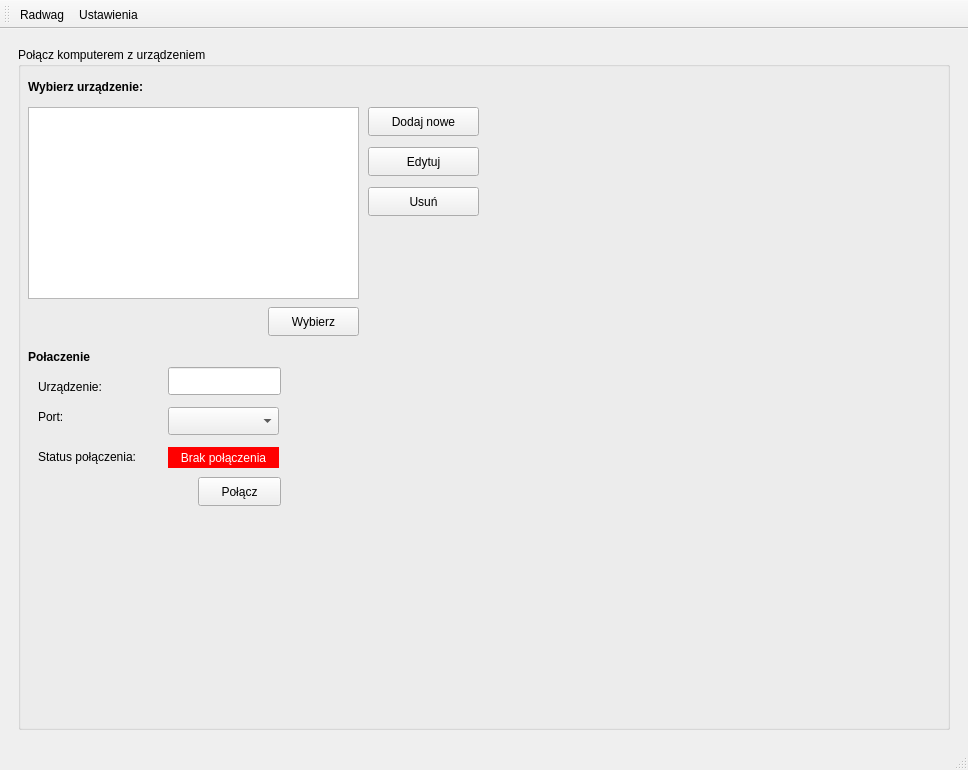
mar8us/SerialPortConnectorRadwag, file main_window.ui: the form before one commit.
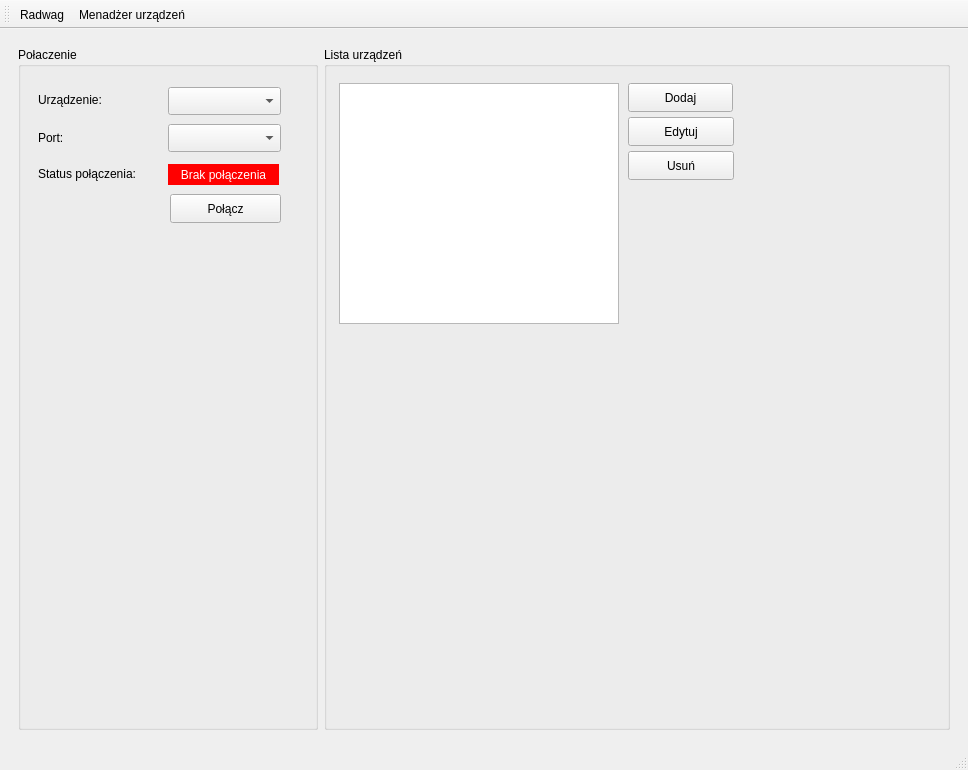
The form after the commit. The open tabs and pages were chosen to show the change. Icons and pictures are not drawn.

```diff
--- a/main_window.ui
+++ b/main_window.ui
@@ -20,8 +20,8 @@
    <string>MainWindow</string>
   </property>
   <widget class="QWidget" name="centralwidget">
-   <layout class="QGridLayout" name="gridLayout_4">
-    <item row="1" column="0">
+   <layout class="QVBoxLayout" name="verticalLayout_4">
+    <item>
      <widget class="QStackedWidget" name="stackedWidget">
       <property name="currentIndex">
        <number>0</number>
@@ -1895,85 +1895,34 @@
       <widget class="QWidget" name="settingsPage">
        <layout class="QHBoxLayout" name="horizontalLayout_2">
         <item>
-         <widget class="QGroupBox" name="groupBox">
+         <widget class="QGroupBox" name="connectionGroupBox">
+          <property name="maximumSize">
+           <size>
+            <width>300</width>
+            <height>16777215</height>
+           </size>
+          </property>
           <property name="title">
-           <string>Połącz komputerem z urządzeniem </string>
+           <string>Połaczenie</string>
           </property>
-          <widget class="QPushButton" name="selectDiviceButton">
+          <widget class="QPushButton" name="connectButton">
            <property name="geometry">
             <rect>
-             <x>250</x>
-             <y>260</y>
-             <width>91</width>
-             <height>29</height>
-            </rect>
-           </property>
-           <property name="text">
-            <string>Wybierz</string>
-           </property>
-          </widget>
-          <widget class="QLabel" name="diviceNameLabel">
-           <property name="geometry">
-            <rect>
-             <x>20</x>
-             <y>330</y>
-             <width>91</width>
-             <height>20</height>
-            </rect>
-           </property>
-           <property name="text">
-            <string>Urządzenie:</string>
-           </property>
-          </widget>
-          <widget class="QPushButton" name="addDeviceButton">
-           <property name="geometry">
-            <rect>
-             <x>350</x>
-             <y>60</y>
+             <x>152</x>
+             <y>147</y>
              <width>111</width>
              <height>29</height>
             </rect>
            </property>
            <property name="text">
-            <string>Dodaj nowe</string>
-           </property>
-          </widget>
-          <widget class="QLineEdit" name="deviceNameEdit">
-           <property name="geometry">
-            <rect>
-             <x>150</x>
-             <y>320</y>
-             <width>113</width>
-             <height>28</height>
-            </rect>
-           </property>
-           <property name="readOnly">
-            <bool>true</bool>
-           </property>
-          </widget>
-          <widget class="QLabel" name="titleConnLabel">
-           <property name="geometry">
-            <rect>
-             <x>10</x>
-             <y>300</y>
-             <width>81</width>
-             <height>20</height>
-            </rect>
-           </property>
-           <property name="font">
-            <font>
-             <bold>true</bold>
-            </font>
-           </property>
-           <property name="text">
-            <string>Połaczenie</string>
+            <string>Połącz</string>
            </property>
           </widget>
           <widget class="QLabel" name="portLabel">
            <property name="geometry">
             <rect>
              <x>20</x>
-             <y>360</y>
+             <y>81</y>
              <width>81</width>
              <height>20</height>
             </rect>
@@ -1982,50 +1931,11 @@
             <string>Port:</string>
            </property>
           </widget>
-          <widget class="QLabel" name="statusConnLabel">
-           <property name="geometry">
-            <rect>
-             <x>20</x>
-             <y>400</y>
-             <width>121</width>
-             <height>20</height>
-            </rect>
-           </property>
-           <property name="text">
-            <string>Status połączenia:</string>
-           </property>
-          </widget>
-          <widget class="QPushButton" name="deleteDeviceButton">
-           <property name="geometry">
-            <rect>
-             <x>350</x>
-             <y>140</y>
-             <width>111</width>
-             <height>29</height>
-            </rect>
-           </property>
-           <property name="text">
-            <string>Usuń</string>
-           </property>
-          </widget>
-          <widget class="QPushButton" name="editDeviceButton">
-           <property name="geometry">
-            <rect>
-             <x>350</x>
-             <y>100</y>
-             <width>111</width>
-             <height>29</height>
-            </rect>
-           </property>
-           <property name="text">
-            <string>Edytuj</string>
-           </property>
-          </widget>
           <widget class="QLabel" name="statusLabel">
            <property name="geometry">
             <rect>
              <x>150</x>
-             <y>400</y>
+             <y>117</y>
              <width>111</width>
              <height>21</height>
             </rect>
@@ -2043,43 +1953,106 @@
             <set>Qt::AlignmentFlag::AlignCenter</set>
            </property>
           </widget>
+          <widget class="QLabel" name="statusConnLabel">
+           <property name="geometry">
+            <rect>
+             <x>20</x>
+             <y>117</y>
+             <width>121</width>
+             <height>20</height>
+            </rect>
+           </property>
+           <property name="text">
+            <string>Status połączenia:</string>
+           </property>
+          </widget>
+          <widget class="QLabel" name="diviceNameLabel">
+           <property name="geometry">
+            <rect>
+             <x>20</x>
+             <y>43</y>
+             <width>91</width>
+             <height>20</height>
+            </rect>
+           </property>
+           <property name="text">
+            <string>Urządzenie:</string>
+           </property>
+          </widget>
           <widget class="QComboBox" name="serialPortCombo">
            <property name="geometry">
             <rect>
              <x>150</x>
-             <y>360</y>
-             <width>111</width>
+             <y>77</y>
+             <width>113</width>
              <height>28</height>
             </rect>
            </property>
           </widget>
-          <widget class="QLabel" name="titleRembDivLabel">
+          <widget class="QComboBox" name="devicesComboConnection">
            <property name="geometry">
             <rect>
-             <x>10</x>
-             <y>30</y>
-             <width>171</width>
-             <height>20</height>
+             <x>150</x>
+             <y>40</y>
+             <width>113</width>
+             <height>28</height>
             </rect>
            </property>
-           <property name="font">
-            <font>
-             <bold>true</bold>
-            </font>
+          </widget>
+         </widget>
+        </item>
+        <item>
+         <widget class="QGroupBox" name="deviceListGroupBox">
+          <property name="maximumSize">
+           <size>
+            <width>16777215</width>
+            <height>16777215</height>
+           </size>
+          </property>
+          <property name="title">
+           <string>Lista urządzeń</string>
+          </property>
+          <widget class="QPushButton" name="deleteDeviceButton">
+           <property name="geometry">
+            <rect>
+             <x>304</x>
+             <y>104</y>
+             <width>106</width>
+             <height>29</height>
+            </rect>
            </property>
            <property name="text">
-            <string>Wybierz urządzenie:</string>
+            <string>Usuń</string>
+           </property>
+          </widget>
+          <widget class="QPushButton" name="editDeviceButton">
+           <property name="geometry">
+            <rect>
+             <x>304</x>
+             <y>70</y>
+             <width>106</width>
+             <height>29</height>
+            </rect>
+           </property>
+           <property name="text">
+            <string>Edytuj</string>
            </property>
           </widget>
           <widget class="QListView" name="devicesListView">
            <property name="geometry">
             <rect>
-             <x>10</x>
-             <y>60</y>
-             <width>331</width>
-             <height>192</height>
+             <x>15</x>
+             <y>36</y>
+             <width>280</width>
+             <height>241</height>
             </rect>
            </property>
+           <property name="maximumSize">
+            <size>
+             <width>280</width>
+             <height>16777215</height>
+            </size>
+           </property>
            <property name="font">
             <font>
              <pointsize>12</pointsize>
@@ -2087,17 +2060,17 @@
             </font>
            </property>
           </widget>
-          <widget class="QPushButton" name="connectButton">
+          <widget class="QPushButton" name="addDeviceButton">
            <property name="geometry">
             <rect>
-             <x>180</x>
-             <y>430</y>
-             <width>83</width>
+             <x>304</x>
+             <y>36</y>
+             <width>105</width>
              <height>29</height>
             </rect>
            </property>
            <property name="text">
-            <string>Połącz</string>
+            <string>Dodaj</string>
            </property>
           </widget>
          </widget>
@@ -2131,7 +2104,7 @@
      <normaloff>:/icons/settings_white.png</normaloff>:/icons/settings_white.png</iconset>
    </property>
    <property name="text">
-    <string>Ustawienia</string>
+    <string>Menadżer urządzeń</string>
    </property>
    <property name="menuRole">
     <enum>QAction::MenuRole::NoRole</enum>
```
Left out of the diff: 22 changed lines with no effect on the pictures.
